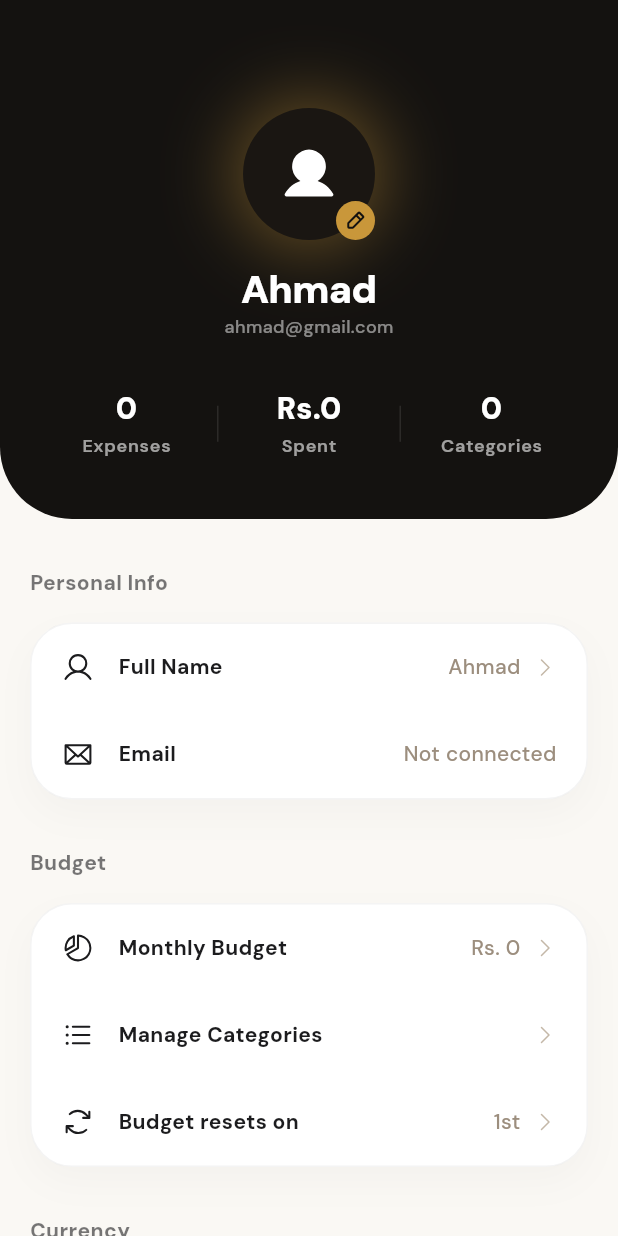
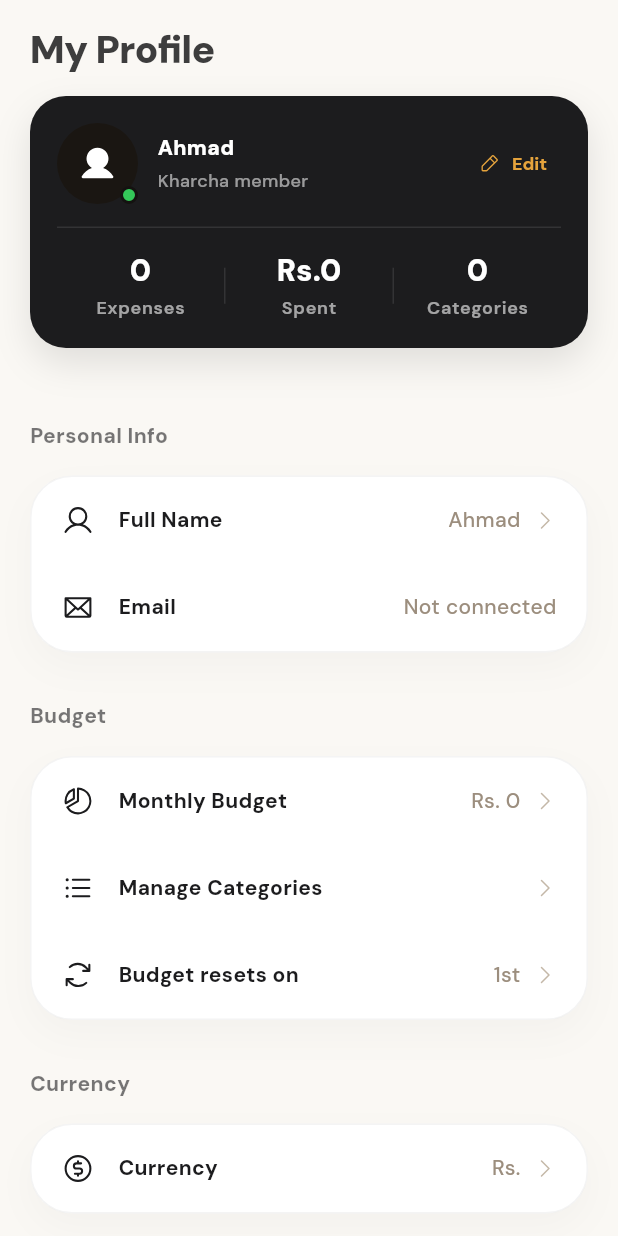
Before and after one commit to IamAhmadHabib/Expense-Snap, a Flutter app: the ProfileScreen screen opened directly, on a phone screen of 412 x 824 dp. Run offline on Flutter 3.47's test engine with Material 3 defaults, Android fonts, the phone set to English and light mode, and no system bars; our stand-ins replace cloud_firestore, firebase_auth, firebase_core, fl_chart, google_fonts, google_sign_in and 2 more; accounts and stored records are empty.

Commit message:
fix(profile): complete logout and refine settings layout

```diff
--- a/kharcha/lib/features/profile/profile_screen.dart
+++ b/kharcha/lib/features/profile/profile_screen.dart
@@ -11,6 +11,7 @@ import '../../repositories/app_settings_repository.dart';
 import '../../repositories/repository_scope.dart';
 import '../../repositories/transaction_repository.dart';
 import '../../utils/category_utils.dart';
+import '../onboarding/onboarding_screen.dart';
 
 class ProfileScreen extends StatefulWidget {
   final AppSettingsRepository? settingsRepository;
@@ -119,19 +120,22 @@ class _ProfileScreenState extends State<ProfileScreen>
   @override
   Widget build(BuildContext context) {
     return AnnotatedRegion<SystemUiOverlayStyle>(
-      value: SystemUiOverlayStyle.light,
+      value: SystemUiOverlayStyle.dark,
       child: Scaffold(
         backgroundColor: AppColors.background,
         body: TweenAnimationBuilder<double>(
           tween: Tween(begin: 0.0, end: 1.0),
           duration: const Duration(milliseconds: 400),
           builder: (context, value, child) {
-            return SingleChildScrollView(
+            return SafeArea(
+              bottom: false,
+              child: Column(
+                children: [
+                  RepaintBoundary(child: _buildHeader()),
+                  Expanded(
+                    child: SingleChildScrollView(
                       physics: const BouncingScrollPhysics(),
-              child: Column(
-                children: [
-                  RepaintBoundary(child: _buildHeader()),
-                  Padding(
+                      child: Padding(
                         padding: const EdgeInsets.symmetric(horizontal: 20),
                         child: Column(
                           children: [
@@ -176,7 +180,8 @@ class _ProfileScreenState extends State<ProfileScreen>
                                     PhosphorIcons.chartPieSlice(),
                                     'Monthly Budget',
                                     '${_settingsRepository.settings.currencySymbol} ${NumberFormat('#,###').format(_settingsRepository.settings.monthlyBudget)}',
-                                onTap: () => _showMonthlyBudgetPicker(context),
+                                    onTap: () =>
+                                        _showMonthlyBudgetPicker(context),
                                   ),
                                   _settingsRow(
                                     PhosphorIcons.listBullets(),
@@ -279,7 +284,8 @@ class _ProfileScreenState extends State<ProfileScreen>
                                             'Remind me at',
                                             _reminderTime,
                                             isNested: true,
-                                        onTap: () => _showTimePicker(context),
+                                            onTap: () =>
+                                                _showTimePicker(context),
                                           )
                                         : const SizedBox(
                                             width: double.infinity,
@@ -312,10 +318,12 @@ class _ProfileScreenState extends State<ProfileScreen>
                               index: 4,
                               label: 'App',
                               children: [
+                                const SizedBox(height: 8),
                                 _settingsRow(
                                   PhosphorIcons.globe(),
                                   'Language',
                                   _settingsRepository.settings.language,
+                                  compact: true,
                                   onTap: () => _showLanguagePicker(context),
                                 ),
                                 _settingsToggle(
@@ -327,25 +335,30 @@ class _ProfileScreenState extends State<ProfileScreen>
                                       darkMode: v,
                                     ),
                                   ),
+                                  compact: true,
                                 ),
                                 _settingsRow(
                                   PhosphorIcons.star(),
                                   'Rate Kharcha',
                                   '',
+                                  compact: true,
                                   onTap: () => _showRateKharcha(context),
                                 ),
                                 _settingsRow(
                                   PhosphorIcons.paperPlaneTilt(),
                                   'Send Feedback',
                                   '',
+                                  compact: true,
                                   onTap: () => _showFeedbackPicker(context),
                                 ),
                                 _settingsRow(
                                   PhosphorIcons.info(),
                                   'Version',
                                   '1.0',
+                                  compact: true,
                                   isTappable: false,
                                 ),
+                                const SizedBox(height: 8),
                               ],
                             ),
                             const SizedBox(height: 32),
@@ -354,6 +367,8 @@ class _ProfileScreenState extends State<ProfileScreen>
                               height: 120,
                             ), // Bottom padding for floating dock
                           ],
+                        ),
+                      ),
                     ),
                   ),
                 ],
@@ -596,7 +611,7 @@ class _ProfileScreenState extends State<ProfileScreen>
                 const SizedBox(width: 16),
                 Expanded(
                   child: ElevatedButton(
-                    onPressed: () => Navigator.pop(context),
+                    onPressed: _signOut,
                     style: ElevatedButton.styleFrom(
                       backgroundColor: AppColors.primary,
                       padding: const EdgeInsets.symmetric(vertical: 20),
@@ -613,6 +628,25 @@ class _ProfileScreenState extends State<ProfileScreen>
         ),
       ),
     );
+  }
+
+  Future<void> _signOut() async {
+    try {
+      await RepositoryScope.of(context).services.auth.signOut();
+      if (!mounted) return;
+
+      final navigator = Navigator.of(context, rootNavigator: true);
+      navigator.pop();
+      navigator.pushAndRemoveUntil(
+        MaterialPageRoute(builder: (_) => const OnboardingScreen()),
+        (_) => false,
+      );
+    } catch (_) {
+      if (!mounted) return;
+      ScaffoldMessenger.of(context).showSnackBar(
+        const SnackBar(content: Text('Could not log out. Please try again.')),
+      );
+    }
   }
 
   Widget _settingsRow(
@@ -621,6 +655,7 @@ class _ProfileScreenState extends State<ProfileScreen>
     String value, {
     bool isTappable = true,
     bool isNested = false,
+    bool compact = false,
     VoidCallback? onTap,
   }) {
     return InkWell(
@@ -630,8 +665,8 @@ class _ProfileScreenState extends State<ProfileScreen>
         padding: EdgeInsets.only(
           left: isNested ? 56 : 20,
           right: 20,
-          top: 18,
-          bottom: 18,
+          top: compact ? 8 : 18,
+          bottom: compact ? 8 : 18,
         ),
         child: Row(
           children: [
@@ -674,10 +709,11 @@ class _ProfileScreenState extends State<ProfileScreen>
     IconData icon,
     String title,
     bool value,
-    ValueChanged<bool> onChanged,
-  ) {
+    ValueChanged<bool> onChanged, {
+    bool compact = false,
+  }) {
     return Padding(
-      padding: const EdgeInsets.symmetric(horizontal: 20, vertical: 4),
+      padding: EdgeInsets.symmetric(horizontal: 20, vertical: compact ? 0 : 4),
       child: Row(
         children: [
           Icon(icon, size: 22, color: AppColors.primary),
@@ -691,16 +727,21 @@ class _ProfileScreenState extends State<ProfileScreen>
               ),
             ),
           ),
-          Switch.adaptive(
+          Transform.scale(
+            scale: 0.84,
+            child: Switch.adaptive(
               value: value,
               onChanged: (v) {
                 HapticFeedback.lightImpact();
                 onChanged(v);
               },
               activeThumbColor: AppColors.surface,
-            activeTrackColor: AppColors.primary,
+              activeTrackColor: Colors.blue,
               inactiveThumbColor: AppColors.surface,
-            inactiveTrackColor: AppColors.border,
+              inactiveTrackColor: AppColors.surfaceVariant,
+              trackOutlineColor: WidgetStateProperty.all(Colors.transparent),
+              materialTapTargetSize: MaterialTapTargetSize.shrinkWrap,
+            ),
           ),
         ],
       ),
@@ -794,80 +835,130 @@ class _ProfileScreenState extends State<ProfileScreen>
           child: Opacity(opacity: animation.value, child: child),
         );
       },
-      child: Container(
+      child: Padding(
+        padding: const EdgeInsets.fromLTRB(20, 16, 20, 16),
+        child: Column(
+          crossAxisAlignment: CrossAxisAlignment.start,
+          children: [
+            Text(
+              'My Profile',
+              style: AppTypography.h2.copyWith(fontWeight: FontWeight.w900),
+            ),
+            const SizedBox(height: 14),
+            Container(
               width: double.infinity,
-        padding: const EdgeInsets.fromLTRB(24, 72, 24, 40),
-        decoration: const BoxDecoration(
-          color: AppColors.headerCard,
-          borderRadius: BorderRadius.vertical(bottom: Radius.circular(48)),
+              padding: const EdgeInsets.all(18),
+              decoration: BoxDecoration(
+                color: AppColors.primary,
+                borderRadius: BorderRadius.circular(24),
+                boxShadow: [
+                  BoxShadow(
+                    color: AppColors.primary.withValues(alpha: 0.12),
+                    blurRadius: 20,
+                    offset: const Offset(0, 10),
+                  ),
+                ],
               ),
               child: Column(
+                children: [
+                  Row(
                     children: [
                       Stack(
                         alignment: Alignment.bottomRight,
                         children: [
-                Container(
-                  decoration: BoxDecoration(
-                    shape: BoxShape.circle,
-                    boxShadow: [
-                      BoxShadow(
-                        color: AppColors.amberGold.withValues(alpha: 0.45),
-                        blurRadius: 40,
-                        spreadRadius: 6,
-                      ),
-                    ],
-                  ),
-                  child: CircleAvatar(
-                    radius: 44,
+                          CircleAvatar(
+                            radius: 27,
                             backgroundColor: AppColors.warmCharcoal,
                             child: Icon(
                               PhosphorIcons.user(PhosphorIconsStyle.fill),
                               color: AppColors.textOnPrimary,
-                      size: 40,
-                    ),
-                  ),
-                ),
-                GestureDetector(
-                  onTap: () => HapticFeedback.mediumImpact(),
-                  child: Container(
-                    padding: const EdgeInsets.all(6),
-                    decoration: const BoxDecoration(
-                      color: AppColors.amberGold,
+                              size: 26,
+                            ),
+                          ),
+                          Container(
+                            width: 12,
+                            height: 12,
+                            decoration: BoxDecoration(
+                              color: AppColors.success,
                               shape: BoxShape.circle,
-                    ),
-                    child: Icon(
-                      PhosphorIcons.pencilSimple(PhosphorIconsStyle.bold),
-                      size: 14,
+                              border: Border.all(
                                 color: AppColors.headerCard,
-                    ),
-                  ),
-                ),
-              ],
-            ),
-            const SizedBox(height: 16),
-            GestureDetector(
+                                width: 2,
+                              ),
+                            ),
+                          ),
+                        ],
+                      ),
+                      const SizedBox(width: 13),
+                      Expanded(
+                        child: GestureDetector(
                           onTap: () => _showEditInfo(
                             context,
                             'Full Name',
                             _currentSettings.userName,
                           ),
-              child: Text(
+                          child: Column(
+                            crossAxisAlignment: CrossAxisAlignment.start,
+                            children: [
+                              Text(
                                 _currentSettings.userName,
-                style: AppTypography.h2.copyWith(
+                                maxLines: 1,
+                                overflow: TextOverflow.ellipsis,
+                                style: AppTypography.bodySmall.copyWith(
                                   color: AppColors.surface,
                                   fontWeight: FontWeight.w900,
                                 ),
                               ),
-            ),
+                              const SizedBox(height: 3),
                               Text(
-              'ahmad@gmail.com',
+                                _currentSettings.profileEmail.isEmpty
+                                    ? 'Kharcha member'
+                                    : _currentSettings.profileEmail,
+                                maxLines: 1,
+                                overflow: TextOverflow.ellipsis,
                                 style: AppTypography.caption.copyWith(
-                color: AppColors.surface.withValues(alpha: 0.5),
+                                  color: AppColors.surface.withValues(
+                                    alpha: 0.56,
+                                  ),
                                   fontWeight: FontWeight.w500,
                                 ),
                               ),
-            const SizedBox(height: 32),
+                            ],
+                          ),
+                        ),
+                      ),
+                      TextButton.icon(
+                        onPressed: () => _showEditInfo(
+                          context,
+                          'Full Name',
+                          _currentSettings.userName,
+                        ),
+                        icon: Icon(PhosphorIcons.pencilSimple(), size: 14),
+                        label: const Text('Edit'),
+                        style: TextButton.styleFrom(
+                          foregroundColor: AppColors.accent,
+                          textStyle: AppTypography.caption.copyWith(
+                            fontWeight: FontWeight.w800,
+                          ),
+                          padding: const EdgeInsets.symmetric(
+                            horizontal: 8,
+                            vertical: 6,
+                          ),
+                        ),
+                      ),
+                    ],
+                  ),
+                  Padding(
+                    padding: const EdgeInsets.symmetric(vertical: 15),
+                    child: Divider(
+                      height: 1,
+                      color: AppColors.surface.withValues(alpha: 0.1),
+                    ),
+                  ),
                   _buildStatsRow(),
+                ],
+              ),
+            ),
           ],
         ),
       ),
```
Also changed, not shown: Memory_Expense_Snap/.obsidian/graph.json, 2 other files. Lines whose indentation alone changed are shown as unchanged.
